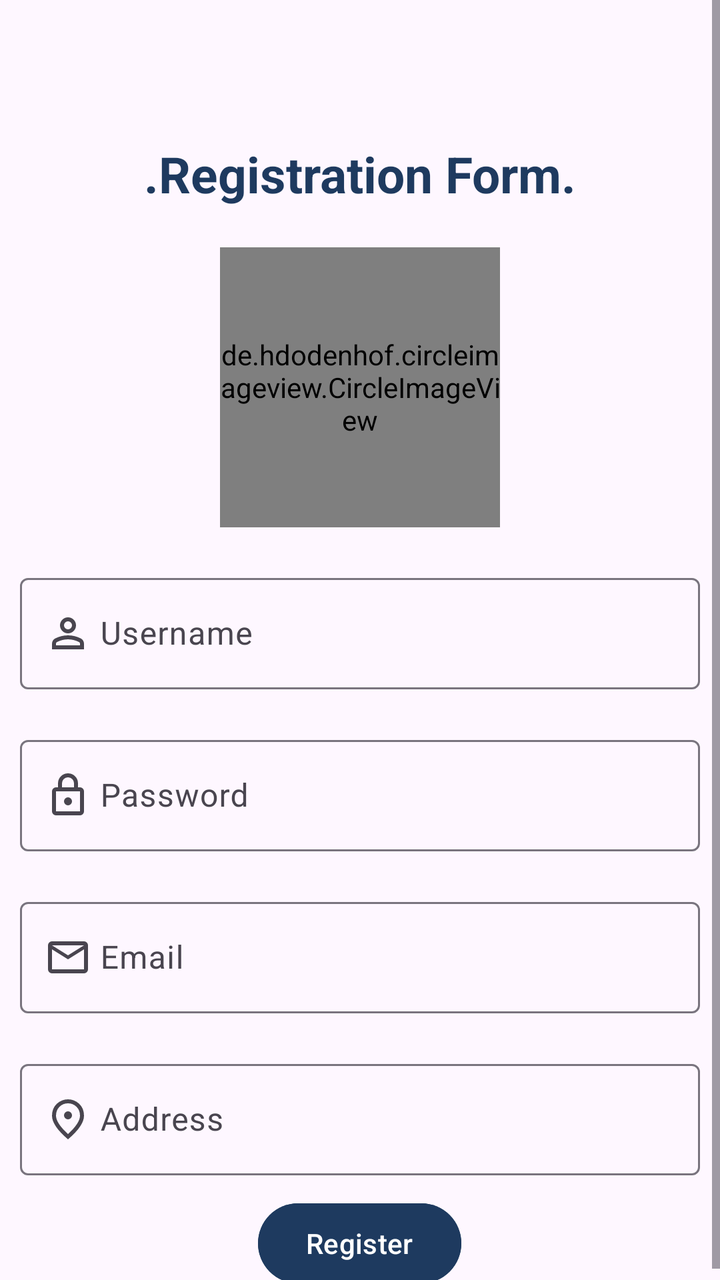
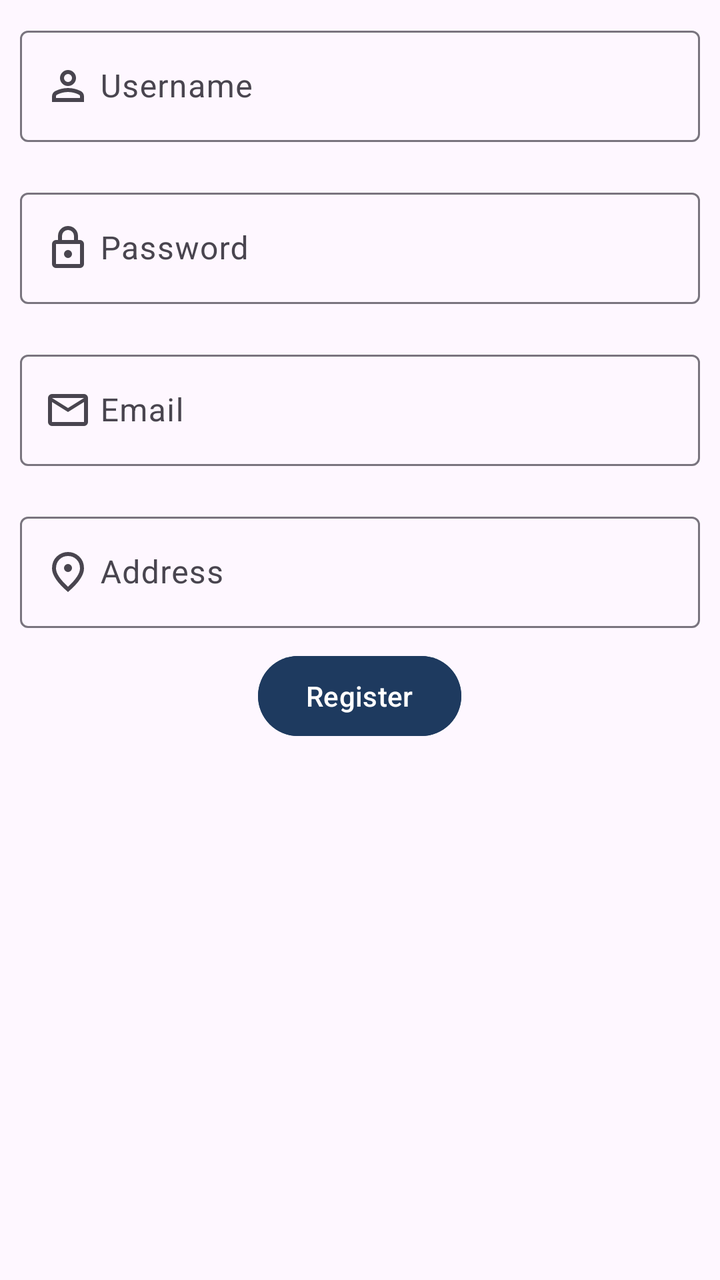

Compare the two renders of this Android layout. The source of the first and the diff that turns it into the second are given below.
<!-- AndroidManifest.xml: application theme Theme.TaskManagement -->
<!-- res/layout/fragment_user.xml -->
<layout xmlns:android="http://schemas.android.com/apk/res/android"
    xmlns:app="http://schemas.android.com/apk/res-auto"
    xmlns:tools="http://schemas.android.com/tools">

    <data>

    </data>
<ScrollView
    android:layout_width="match_parent"
    android:layout_height="match_parent">
    <LinearLayout
        android:id="@+id/main"
        android:orientation="vertical"
        android:layout_width="match_parent"
        android:layout_height="match_parent"
        tools:context=".UserActivity">

        <TextView
            android:text=".Registration Form."
            android:textStyle="bold"
            android:gravity="center"
            android:textSize="25dp"
            android:layout_marginTop="70dp"
            android:textColor="@color/darknavey"
            android:layout_width="match_parent"
            android:layout_height="wrap_content"/>
        <de.hdodenhof.circleimageview.CircleImageView
            android:id="@+id/imgView"
            android:layout_width="140dp"
            android:layout_height="140dp"
            android:layout_gravity="center"
            android:layout_marginTop="20dp"
            android:layout_marginBottom="10dp"

            android:scaleType="centerCrop"
            android:src="@drawable/picture" />

        <com.google.android.material.textfield.TextInputLayout
            style="@style/Widget.Material3.TextInputLayout.OutlinedBox"
            android:id="@+id/user_name"
            android:layout_width="match_parent"
            android:layout_height="wrap_content"
            android:layout_margin="10dp"

            app:startIconDrawable="@drawable/outline_person_24"
            android:hint="Username">

            <com.google.android.material.textfield.TextInputEditText
                android:layout_width="match_parent"
                android:layout_height="wrap_content"
                android:paddingStart="40dp"/>
        </com.google.android.material.textfield.TextInputLayout>
        <LinearLayout
            android:id="@+id/loadingcoment"
            android:gravity="center"
            android:layout_width="match_parent"
android:visibility="gone"
            android:layout_height="match_parent"
            android:orientation="vertical">
            <ProgressBar
                android:layout_width="wrap_content"
                android:layout_height="wrap_content"/>
            <TextView
                android:text="Loading.."
                android:layout_width="wrap_content"
                android:layout_height="wrap_content"/>

        </LinearLayout>
        <com.google.android.material.textfield.TextInputLayout
            style="@style/Widget.Material3.TextInputLayout.OutlinedBox"
            android:id="@+id/password"
            android:layout_width="match_parent"
            android:layout_height="wrap_content"
            android:layout_margin="10dp"
            app:startIconDrawable="@drawable/outline_lock_24"
            android:hint="Password"
            >

            <com.google.android.material.textfield.TextInputEditText
                android:layout_width="match_parent"
                android:layout_height="wrap_content"
                android:inputType="numberPassword"
                android:paddingStart="40dp"/>
        </com.google.android.material.textfield.TextInputLayout>

        <com.google.android.material.textfield.TextInputLayout
            style="@style/Widget.Material3.TextInputLayout.OutlinedBox"
            android:id="@+id/email"
            android:layout_width="match_parent"
            android:layout_height="wrap_content"
            android:layout_margin="10dp"
            android:hint="Email"
            app:startIconDrawable="@drawable/outline_mail_24">

            <com.google.android.material.textfield.TextInputEditText
                android:layout_width="match_parent"
                android:layout_height="wrap_content"
                android:paddingStart="40dp"
                />
        </com.google.android.material.textfield.TextInputLayout>

        <com.google.android.material.textfield.TextInputLayout
            style="@style/Widget.Material3.TextInputLayout.OutlinedBox"
            android:id="@+id/address"
            android:layout_width="match_parent"
            android:layout_height="wrap_content"
            android:layout_margin="10dp"

            android:hint="Address"
            app:startIconDrawable="@drawable/outline_location_on_24">

            <com.google.android.material.textfield.TextInputEditText
                android:layout_width="match_parent"
                android:layout_height="wrap_content"
                android:paddingStart="40dp"/>
        </com.google.android.material.textfield.TextInputLayout>
        <Button
            android:id="@+id/savebtn"
            android:text="Register"
            android:backgroundTint="@color/darknavey"
            android:layout_gravity="center"
            android:layout_width="wrap_content"
            android:layout_height="wrap_content"/>
    </LinearLayout>
</ScrollView>

</layout>
<!-- resources referenced by this layout -->
<resources>
  <color name="darknavey">#1E3A5F</color>
  <!-- drawable outline_location_on_24 (drawable) -->
  <vector xmlns:android="http://schemas.android.com/apk/res/android" android:height="24dp" android:tint="#000000" android:viewportHeight="960" android:viewportWidth="960" android:width="24dp">
        
      <path android:fillColor="@android:color/white" android:pathData="M536.5,456.5Q560,433 560,400Q560,367 536.5,343.5Q513,320 480,320Q447,320 423.5,343.5Q400,367 400,400Q400,433 423.5,456.5Q447,480 480,480Q513,480 536.5,456.5ZM480,774Q602,662 661,570.5Q720,479 720,408Q720,299 650.5,229.5Q581,160 480,160Q379,160 309.5,229.5Q240,299 240,408Q240,479 299,570.5Q358,662 480,774ZM480,880Q319,743 239.5,625.5Q160,508 160,408Q160,258 256.5,169Q353,80 480,80Q607,80 703.5,169Q800,258 800,408Q800,508 720.5,625.5Q641,743 480,880ZM480,400Q480,400 480,400Q480,400 480,400Q480,400 480,400Q480,400 480,400Q480,400 480,400Q480,400 480,400Q480,400 480,400Q480,400 480,400Z"/>
      
  </vector>
  <!-- drawable outline_lock_24 (drawable) -->
  <vector xmlns:android="http://schemas.android.com/apk/res/android" android:height="24dp" android:tint="#000000" android:viewportHeight="960" android:viewportWidth="960" android:width="24dp">
        
      <path android:fillColor="@android:color/white" android:pathData="M240,880Q207,880 183.5,856.5Q160,833 160,800L160,400Q160,367 183.5,343.5Q207,320 240,320L280,320L280,240Q280,157 338.5,98.5Q397,40 480,40Q563,40 621.5,98.5Q680,157 680,240L680,320L720,320Q753,320 776.5,343.5Q800,367 800,400L800,800Q800,833 776.5,856.5Q753,880 720,880L240,880ZM240,800L720,800Q720,800 720,800Q720,800 720,800L720,400Q720,400 720,400Q720,400 720,400L240,400Q240,400 240,400Q240,400 240,400L240,800Q240,800 240,800Q240,800 240,800ZM536.5,656.5Q560,633 560,600Q560,567 536.5,543.5Q513,520 480,520Q447,520 423.5,543.5Q400,567 400,600Q400,633 423.5,656.5Q447,680 480,680Q513,680 536.5,656.5ZM360,320L600,320L600,240Q600,190 565,155Q530,120 480,120Q430,120 395,155Q360,190 360,240L360,320ZM240,800Q240,800 240,800Q240,800 240,800L240,400Q240,400 240,400Q240,400 240,400L240,400Q240,400 240,400Q240,400 240,400L240,800Q240,800 240,800Q240,800 240,800Z"/>
      
  </vector>
  <!-- drawable outline_mail_24 (drawable) -->
  <vector xmlns:android="http://schemas.android.com/apk/res/android" android:height="24dp" android:tint="#000000" android:viewportHeight="960" android:viewportWidth="960" android:width="24dp">
        
      <path android:fillColor="@android:color/white" android:pathData="M160,800Q127,800 103.5,776.5Q80,753 80,720L80,240Q80,207 103.5,183.5Q127,160 160,160L800,160Q833,160 856.5,183.5Q880,207 880,240L880,720Q880,753 856.5,776.5Q833,800 800,800L160,800ZM480,520L160,320L160,720Q160,720 160,720Q160,720 160,720L800,720Q800,720 800,720Q800,720 800,720L800,320L480,520ZM480,440L800,240L160,240L480,440ZM160,320L160,240L160,240L160,320L160,720Q160,720 160,720Q160,720 160,720L160,720Q160,720 160,720Q160,720 160,720L160,320Z"/>
      
  </vector>
  <!-- drawable picture: png bitmap (drawable, 985430 bytes) -->
  <style name="Theme.TaskManagement" parent="Base.Theme.TaskManagement" />
  <style name="Base.Theme.TaskManagement" parent="Theme.Material3.DayNight.NoActionBar">
          
          
      </style>
  <!-- unchanged entries left out for length: 1 -->
</resources>

<!-- the commit's change to res/layout/fragment_user.xml (unified diff, before → after) -->
@@ -15,26 +15,7 @@
         android:layout_height="match_parent"
         tools:context=".UserActivity">
 
-        <TextView
-            android:text=".Registration Form."
-            android:textStyle="bold"
-            android:gravity="center"
-            android:textSize="25dp"
-            android:layout_marginTop="70dp"
-            android:textColor="@color/darknavey"
-            android:layout_width="match_parent"
-            android:layout_height="wrap_content"/>
-        <de.hdodenhof.circleimageview.CircleImageView
-            android:id="@+id/imgView"
-            android:layout_width="140dp"
-            android:layout_height="140dp"
-            android:layout_gravity="center"
-            android:layout_marginTop="20dp"
-            android:layout_marginBottom="10dp"
-
-            android:scaleType="centerCrop"
-            android:src="@drawable/picture" />
-
+     
         <com.google.android.material.textfield.TextInputLayout
             style="@style/Widget.Material3.TextInputLayout.OutlinedBox"
             android:id="@+id/user_name"
<!-- resource entries referenced after the edit -->
@@ -19,7 +19,6 @@
       <path android:fillColor="@android:color/white" android:pathData="M160,800Q127,800 103.5,776.5Q80,753 80,720L80,240Q80,207 103.5,183.5Q127,160 160,160L800,160Q833,160 856.5,183.5Q880,207 880,240L880,720Q880,753 856.5,776.5Q833,800 800,800L160,800ZM480,520L160,320L160,720Q160,720 160,720Q160,720 160,720L800,720Q800,720 800,720Q800,720 800,720L800,320L480,520ZM480,440L800,240L160,240L480,440ZM160,320L160,240L160,240L160,320L160,720Q160,720 160,720Q160,720 160,720L160,720Q160,720 160,720Q160,720 160,720L160,320Z"/>
       
   </vector>
-  <!-- drawable picture: png bitmap (drawable, 985430 bytes) -->
   <style name="Theme.TaskManagement" parent="Base.Theme.TaskManagement" />
   <style name="Base.Theme.TaskManagement" parent="Theme.Material3.DayNight.NoActionBar">
           
